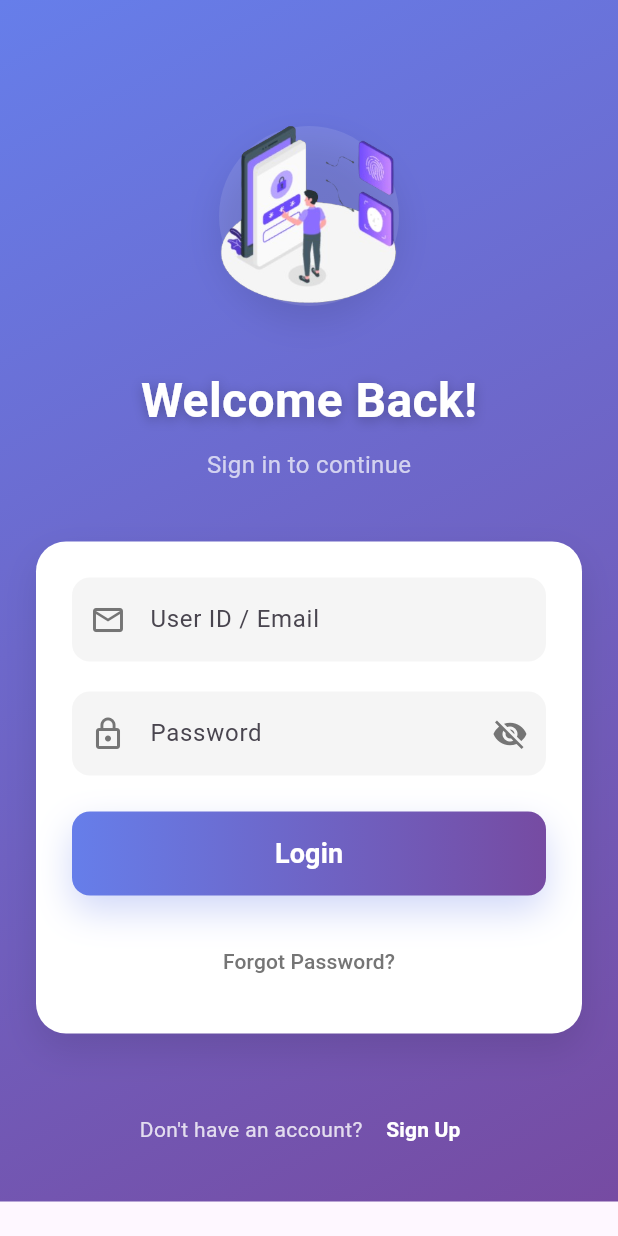
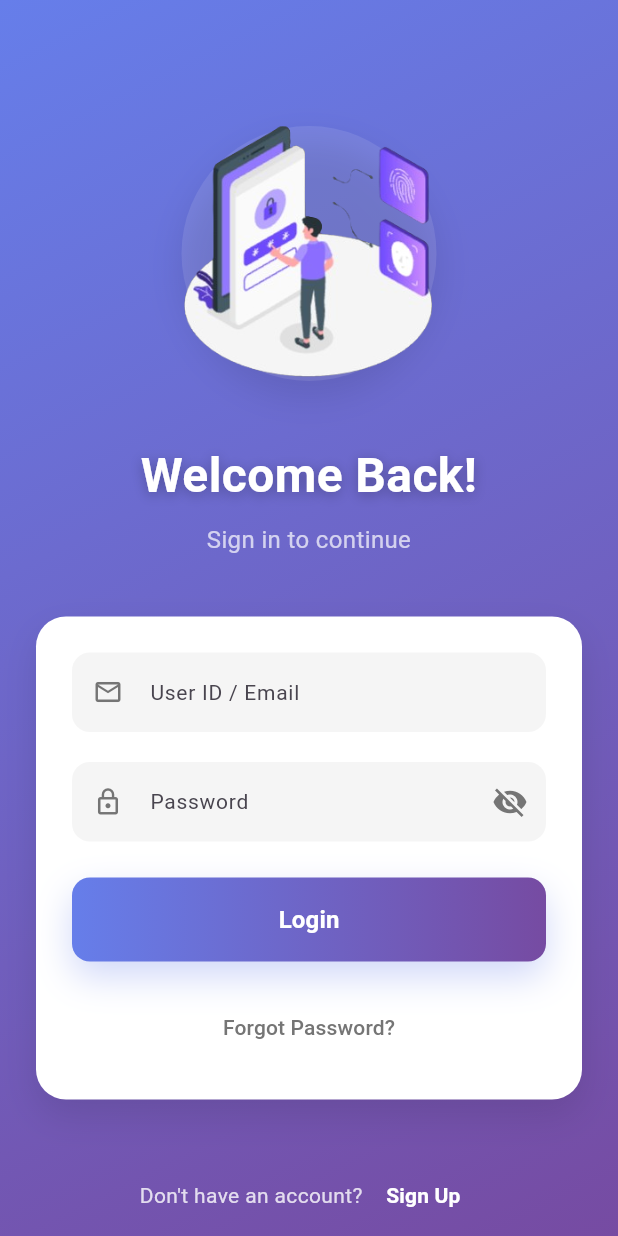
Before and after one commit to GhadeBhavesh/auth_assignment, a Flutter app: the screen it shows after launch, on a phone screen of 412 x 824 dp. Run offline on Flutter 3.47's test engine with Material 3 defaults, Android fonts, the phone set to English and light mode, and no system bars.

Commit message:
Ui_update

```diff
--- a/lib/components/custom_text_form_field.dart
+++ b/lib/components/custom_text_form_field.dart
@@ -20,12 +20,22 @@ class CustomTextFormField extends StatelessWidget {
 
   @override
   Widget build(BuildContext context) {
+    final screenWidth = MediaQuery.of(context).size.width;
+    final isDesktop = screenWidth >= 1024;
+    final isTablet = screenWidth >= 768;
+
     return TextFormField(
       controller: controller,
       obscureText: obscureText,
+      style: TextStyle(fontSize: isDesktop ? 16 : (isTablet ? 15 : 14)),
       decoration: InputDecoration(
         labelText: labelText,
-        prefixIcon: Icon(prefixIcon, color: Colors.grey[600]),
+        labelStyle: TextStyle(fontSize: isDesktop ? 16 : (isTablet ? 15 : 14)),
+        prefixIcon: Icon(
+          prefixIcon,
+          color: Colors.grey[600],
+          size: isDesktop ? 24 : (isTablet ? 22 : 20),
+        ),
         suffixIcon: suffixIcon,
         border: OutlineInputBorder(
           borderRadius: BorderRadius.circular(12),
@@ -33,9 +43,9 @@ class CustomTextFormField extends StatelessWidget {
         ),
         filled: true,
         fillColor: Colors.grey[100],
-        contentPadding: const EdgeInsets.symmetric(
-          horizontal: 16,
-          vertical: 16,
+        contentPadding: EdgeInsets.symmetric(
+          horizontal: isDesktop ? 20 : (isTablet ? 18 : 16),
+          vertical: isDesktop ? 20 : (isTablet ? 18 : 16),
         ),
       ),
       validator: validator,
--- a/lib/components/gradient_button.dart
+++ b/lib/components/gradient_button.dart
@@ -16,8 +16,15 @@ class GradientButton extends StatelessWidget {
 
   @override
   Widget build(BuildContext context) {
+    final screenWidth = MediaQuery.of(context).size.width;
+    final isDesktop = screenWidth >= 1024;
+    final isTablet = screenWidth >= 768;
+
+    final responsiveHeight = isDesktop ? 60.0 : (isTablet ? 58.0 : height);
+    final responsiveFontSize = isDesktop ? 18.0 : (isTablet ? 17.0 : 16.0);
+
     return Container(
-      height: height,
+      height: responsiveHeight,
       decoration: BoxDecoration(
         borderRadius: BorderRadius.circular(borderRadius),
         gradient: const LinearGradient(
@@ -42,8 +49,8 @@ class GradientButton extends StatelessWidget {
         ),
         child: Text(
           text,
-          style: const TextStyle(
-            fontSize: 18,
+          style: TextStyle(
+            fontSize: responsiveFontSize,
             fontWeight: FontWeight.bold,
             color: Colors.white,
           ),
--- a/lib/constants/app_constants.dart
+++ b/lib/constants/app_constants.dart
@@ -17,6 +17,46 @@ class AppColors {
   static const LinearGradient buttonGradient = LinearGradient(
     colors: [primaryBlue, primaryPurple],
   );
+}
+
+class AppBreakpoints {
+  static const double mobile = 0;
+  static const double tablet = 768;
+  static const double desktop = 1024;
+  static const double largeDesktop = 1440;
+}
+
+class AppResponsive {
+  static bool isMobile(BuildContext context) =>
+      MediaQuery.of(context).size.width < AppBreakpoints.tablet;
+
+  static bool isTablet(BuildContext context) =>
+      MediaQuery.of(context).size.width >= AppBreakpoints.tablet &&
+      MediaQuery.of(context).size.width < AppBreakpoints.desktop;
+
+  static bool isDesktop(BuildContext context) =>
+      MediaQuery.of(context).size.width >= AppBreakpoints.desktop;
+
+  static bool isLargeDesktop(BuildContext context) =>
+      MediaQuery.of(context).size.width >= AppBreakpoints.largeDesktop;
+
+  static double getResponsiveValue(
+    BuildContext context, {
+    required double mobile,
+    double? tablet,
+    double? desktop,
+    double? largeDesktop,
+  }) {
+    if (isLargeDesktop(context) && largeDesktop != null) {
+      return largeDesktop;
+    } else if (isDesktop(context) && desktop != null) {
+      return desktop;
+    } else if (isTablet(context) && tablet != null) {
+      return tablet;
+    } else {
+      return mobile;
+    }
+  }
 }
 
 class AppTextStyles {
--- a/lib/main.dart
+++ b/lib/main.dart
@@ -9,6 +9,7 @@ class MyApp extends StatelessWidget {
   @override
   Widget build(BuildContext context) {
     return MaterialApp(
+      debugShowMaterialGrid: false,
       title: 'Auth Assignment',
       debugShowCheckedModeBanner: false,
       theme: ThemeData(
--- a/lib/pages/login_page.dart
+++ b/lib/pages/login_page.dart
@@ -46,22 +46,50 @@ class _LoginPageState extends State<LoginPage> {
 
   @override
   Widget build(BuildContext context) {
+    final screenSize = MediaQuery.of(context).size;
+    final isTablet = screenSize.width >= 768;
+    final isDesktop = screenSize.width >= 1024;
+
+    // Responsive padding
+    double horizontalPadding =
+        isDesktop ? 40 : (isTablet ? 32 : AppSizes.paddingLarge);
+    double verticalPadding =
+        isDesktop ? 40 : (isTablet ? 32 : AppSizes.paddingLarge);
+
+    // Responsive card width
+    double cardWidth = isDesktop ? 400 : (isTablet ? 500 : double.infinity);
+
+    // Responsive logo size
+    double logoSize = isDesktop ? 100 : (isTablet ? 140 : 170);
+
+    // Responsive spacing
+    double topSpacing = isDesktop ? 80 : (isTablet ? 70 : 60);
+    double sectionSpacing = isDesktop ? 32 : (isTablet ? 36 : 40);
+
     return Scaffold(
       body: GradientBackground(
         child: SafeArea(
           child: SingleChildScrollView(
+            child: Center(
+              child: ConstrainedBox(
+                constraints: BoxConstraints(
+                  maxWidth: isDesktop ? 1200 : double.infinity,
+                ),
                 child: Padding(
-              padding: const EdgeInsets.all(AppSizes.paddingLarge),
+                  padding: EdgeInsets.symmetric(
+                    horizontal: horizontalPadding,
+                    vertical: verticalPadding,
+                  ),
                   child: Column(
                     children: [
-                  const SizedBox(height: 60),
+                      SizedBox(height: topSpacing),
                       // Logo/Icon Section
                       Container(
-                    height: 120,
-                    width: 120,
+                        height: logoSize,
+                        width: logoSize,
                         decoration: BoxDecoration(
                           color: Colors.white.withOpacity(0.1),
-                      borderRadius: BorderRadius.circular(60),
+                          borderRadius: BorderRadius.circular(logoSize / 2),
                           boxShadow: [
                             BoxShadow(
                               color: Colors.black.withOpacity(0.1),
@@ -75,20 +103,27 @@ class _LoginPageState extends State<LoginPage> {
                           fit: BoxFit.cover,
                         ),
                       ),
-                  const SizedBox(height: 40),
+                      SizedBox(height: sectionSpacing),
                       // Welcome Text
-                  const Text(
+                      Text(
                         'Welcome Back!',
-                    style: AppTextStyles.welcomeTitle,
+                        style: AppTextStyles.welcomeTitle.copyWith(
+                          fontSize: isDesktop ? 36 : (isTablet ? 34 : 32),
+                        ),
+                        textAlign: TextAlign.center,
                       ),
                       const SizedBox(height: 8),
-                  const Text(
+                      Text(
                         'Sign in to continue',
-                    style: AppTextStyles.subtitle,
+                        style: AppTextStyles.subtitle.copyWith(
+                          fontSize: isDesktop ? 18 : (isTablet ? 17 : 16),
                         ),
-                  const SizedBox(height: 40),
+                        textAlign: TextAlign.center,
+                      ),
+                      SizedBox(height: sectionSpacing),
                       // Login Form Card
                       Container(
+                        width: cardWidth,
                         decoration: BoxDecoration(
                           color: Colors.white,
                           borderRadius: BorderRadius.circular(
@@ -103,7 +138,11 @@ class _LoginPageState extends State<LoginPage> {
                           ],
                         ),
                         child: Padding(
-                      padding: const EdgeInsets.all(AppSizes.paddingLarge),
+                          padding: EdgeInsets.all(
+                            isDesktop
+                                ? 32
+                                : (isTablet ? 28 : AppSizes.paddingLarge),
+                          ),
                           child: Form(
                             key: _formKey,
                             child: Column(
@@ -121,7 +160,7 @@ class _LoginPageState extends State<LoginPage> {
                                     return null;
                                   },
                                 ),
-                            const SizedBox(height: 20),
+                                SizedBox(height: isDesktop ? 24 : 20),
                                 // Password Field
                                 CustomTextFormField(
                                   controller: _passwordController,
@@ -151,7 +190,7 @@ class _LoginPageState extends State<LoginPage> {
                                     return null;
                                   },
                                 ),
-                            const SizedBox(height: 24),
+                                SizedBox(height: isDesktop ? 28 : 24),
                                 // Error Message
                                 if (_errorMessage.isNotEmpty)
                                   Container(
@@ -187,8 +226,11 @@ class _LoginPageState extends State<LoginPage> {
                                     ),
                                   ),
                                 // Login Button
-                            GradientButton(text: 'Login', onPressed: _login),
-                            const SizedBox(height: 20),
+                                GradientButton(
+                                  text: 'Login',
+                                  onPressed: _login,
+                                ),
+                                SizedBox(height: isDesktop ? 24 : 20),
                                 // Forgot Password
                                 TextButton(
                                   onPressed: () {
@@ -199,6 +241,7 @@ class _LoginPageState extends State<LoginPage> {
                                     style: TextStyle(
                                       color: Colors.grey[600],
                                       fontWeight: FontWeight.w500,
+                                      fontSize: isDesktop ? 16 : 14,
                                     ),
                                   ),
                                 ),
@@ -207,24 +250,28 @@ class _LoginPageState extends State<LoginPage> {
                           ),
                         ),
                       ),
-                  const SizedBox(height: 40),
+                      SizedBox(height: sectionSpacing),
                       // Sign Up Link
                       Row(
                         mainAxisAlignment: MainAxisAlignment.center,
                         children: [
                           Text(
                             "Don't have an account? ",
-                        style: TextStyle(color: Colors.white.withOpacity(0.8)),
+                            style: TextStyle(
+                              color: Colors.white.withOpacity(0.8),
+                              fontSize: isDesktop ? 16 : 14,
+                            ),
                           ),
                           TextButton(
                             onPressed: () {
                               // Add sign up functionality
                             },
-                        child: const Text(
+                            child: Text(
                               'Sign Up',
                               style: TextStyle(
                                 color: Colors.white,
                                 fontWeight: FontWeight.bold,
+                                fontSize: isDesktop ? 16 : 14,
                               ),
                             ),
                           ),
@@ -236,6 +283,8 @@ class _LoginPageState extends State<LoginPage> {
               ),
             ),
           ),
+        ),
+      ),
     );
   }
 }
```
Lines whose indentation alone changed are shown as unchanged.
